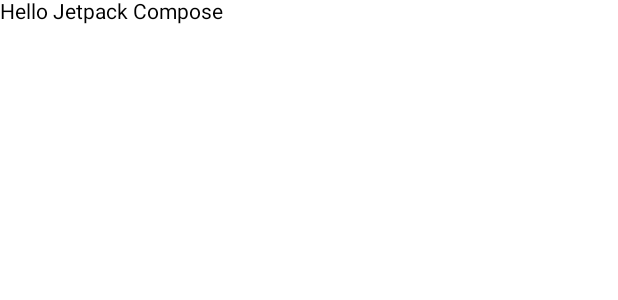
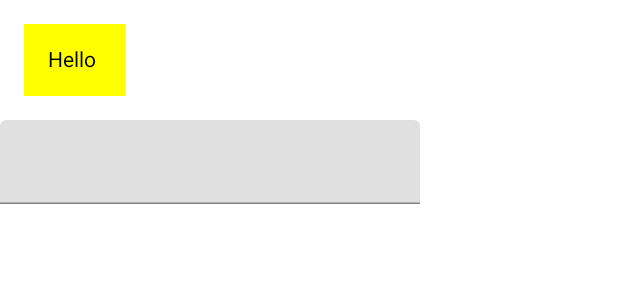
Before and after one commit to Onxi95/KotlinCoffeeMasters, an Android app built with Jetpack Compose: the @Preview function FirstComposable, on a phone screen of 412 x 824 dp. Shown: the top 300 px of the screen. Run offline under Robolectric (Android 15) with nearby library versions, the phone set to English and light mode, and no system bars.

Commit message:
feat: text field

```diff
--- a/app/src/main/java/com/thesowa/coffeemasters/MainActivity.kt
+++ b/app/src/main/java/com/thesowa/coffeemasters/MainActivity.kt
@@ -3,13 +3,22 @@ package com.thesowa.coffeemasters
 import android.os.Bundle
 import androidx.activity.ComponentActivity
 import androidx.activity.compose.setContent
+import androidx.compose.foundation.background
+import androidx.compose.foundation.layout.Column
+import androidx.compose.foundation.layout.Row
 import androidx.compose.foundation.layout.fillMaxSize
+import androidx.compose.foundation.layout.padding
 import androidx.compose.material.MaterialTheme
 import androidx.compose.material.Surface
 import androidx.compose.material.Text
+import androidx.compose.material.TextField
 import androidx.compose.runtime.Composable
+import androidx.compose.runtime.mutableStateOf
+import androidx.compose.runtime.remember
 import androidx.compose.ui.Modifier
+import androidx.compose.ui.graphics.Color
 import androidx.compose.ui.tooling.preview.Preview
+import androidx.compose.ui.unit.dp
 import com.thesowa.coffeemasters.ui.theme.CoffeeMastersTheme
 
 class MainActivity : ComponentActivity() {
@@ -19,7 +28,7 @@ class MainActivity : ComponentActivity() {
             CoffeeMastersTheme {
                 // A surface container using the 'background' color from the theme
                 Surface(modifier = Modifier.fillMaxSize(), color = MaterialTheme.colors.background) {
-                    Text("Android")
+                    FirstComposable()
                 }
             }
         }
@@ -29,11 +38,17 @@ class MainActivity : ComponentActivity() {
 @Preview(showBackground = true)
 @Composable
 fun FirstComposable() {
-    Text(text = "Hello Jetpack Compose")
+    var name = remember {
+        mutableStateOf("")
+    }
+
+    Column() {
+        Text("Hello ${name.value}", modifier = Modifier
+            .padding(16.dp)
+            .background(Color.Yellow)
+            .padding(16.dp))
+        TextField(value = name.value, onValueChange = {
+            name.value = it
+        })
+    }
 }
-
-@Preview(showBackground = true)
-@Composable
-fun SecondComposable() {
-    Text(text = "Second Compose")
-}
```
